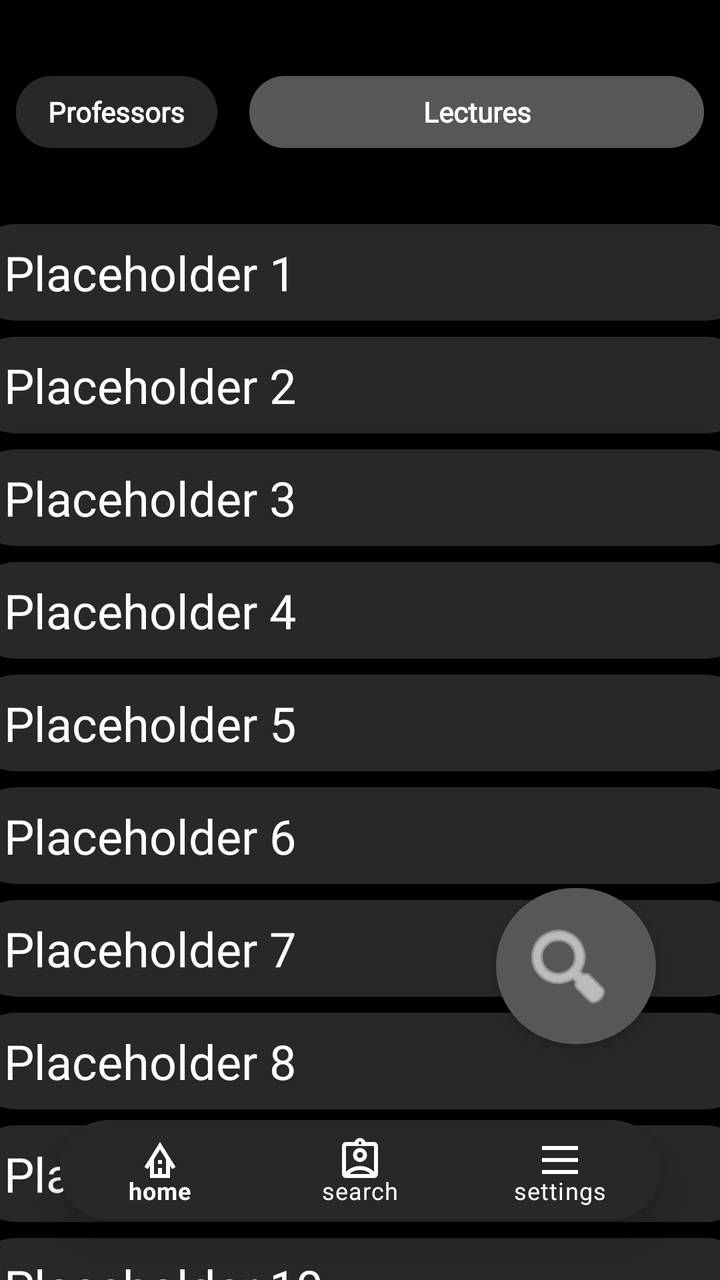
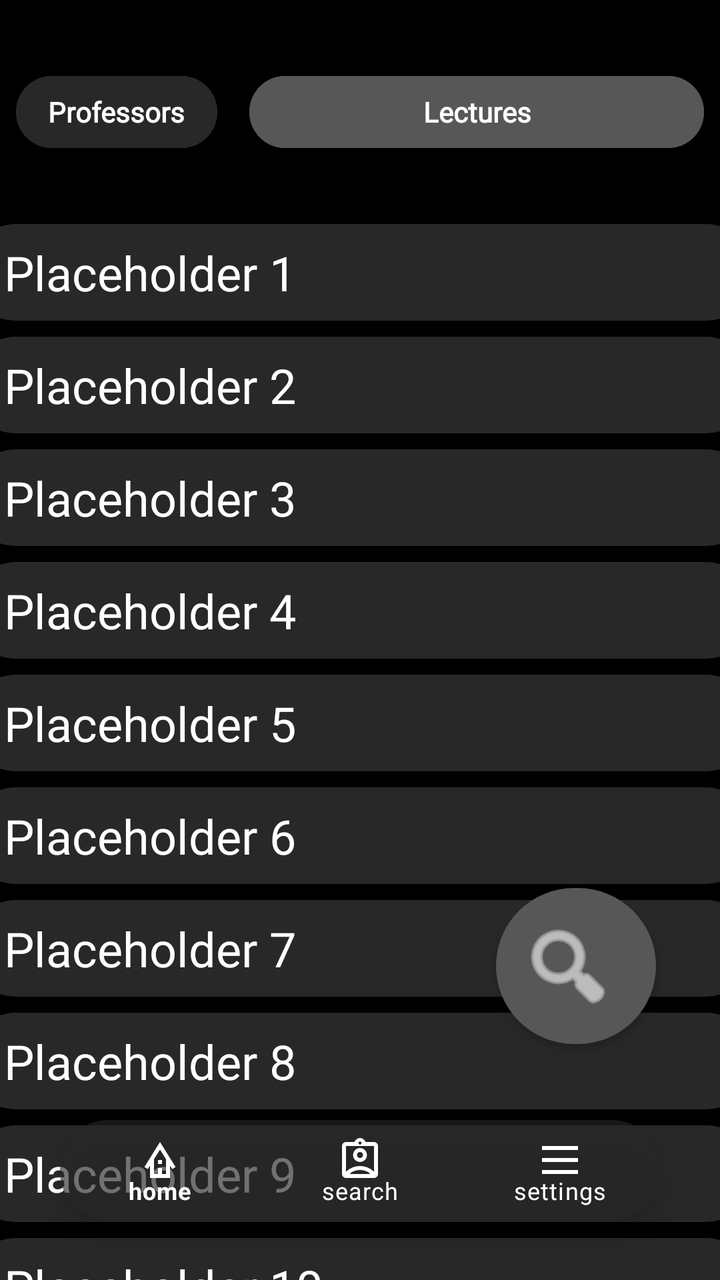

Before-and-after screenshots of an Android layout around one commit, followed by the original layout XML and the change that was made.
<!-- AndroidManifest.xml: application theme Theme.MyApplication_Java -->
<!-- res/layout/activity_lecture_selection.xml -->
<?xml version="1.0" encoding="utf-8"?>
<androidx.constraintlayout.widget.ConstraintLayout xmlns:android="http://schemas.android.com/apk/res/android"
    xmlns:app="http://schemas.android.com/apk/res-auto"
    xmlns:tools="http://schemas.android.com/tools"
    android:layout_width="match_parent"
    android:layout_height="match_parent"
    android:background="#000000">

    <com.google.android.material.button.MaterialButton
        android:id="@+id/lectures_button"
        android:layout_width="0dp"
        android:layout_height="wrap_content"
        android:layout_marginStart="8dp"
        android:layout_marginTop="32dp"
        android:layout_marginEnd="8dp"
        android:backgroundTint="#575757"
        style="@style/text_style"
        android:letterSpacing="0"
        android:paddingTop="8dp"
        android:paddingBottom="8dp"
        android:text="Lectures"
        android:textAlignment="center"
        android:textAllCaps="false"
        android:textColor="#FDFDFD"
        android:textSize="14sp"
        android:textStyle="bold"
        android:typeface="normal"
        app:cornerRadius="24dp"
        app:layout_constraintEnd_toEndOf="parent"
        app:layout_constraintStart_toEndOf="@+id/profs_button"
        app:layout_constraintTop_toTopOf="parent" />

    <com.google.android.material.bottomnavigation.BottomNavigationView
        android:id="@+id/bottomNavigationView2"
        android:layout_width="300dp"
        android:layout_height="50dp"
        android:layout_marginBottom="30dp"
        android:background="@drawable/rounded_box"
        app:itemIconTint="#FFFFFF"
        app:itemTextColor="#FFFFFF"
        app:layout_constraintBottom_toBottomOf="parent"
        app:layout_constraintEnd_toEndOf="parent"
        app:layout_constraintStart_toStartOf="parent"
        app:menu="@menu/bottom_navigation_bar" />

    <com.google.android.material.button.MaterialButton
        android:id="@+id/profs_button"
        android:layout_width="wrap_content"
        android:layout_height="wrap_content"
        android:backgroundTint="#282828"
        android:textAlignment="textStart"
        android:textAllCaps="false"
        android:textColor="#FDFDFD"
        android:textSize="14sp"
        android:textStyle="bold"
        android:typeface="normal"
        app:cornerRadius="24dp"
        android:layout_marginStart="8dp"
        android:layout_marginTop="32dp"
        android:layout_marginEnd="8dp"
        style="@style/text_style"
        android:letterSpacing="0"
        android:text="Professors"
        app:layout_constraintEnd_toStartOf="@+id/lectures_button"
        app:layout_constraintStart_toStartOf="parent"
        app:layout_constraintTop_toTopOf="parent" />

    <ScrollView
        android:id="@+id/scrollView3"
        android:layout_width="409dp"
        android:layout_height="740dp"
        android:layout_marginStart="16dp"
        android:layout_marginTop="16dp"
        android:layout_marginEnd="16dp"
        app:layout_constraintEnd_toEndOf="parent"
        app:layout_constraintStart_toStartOf="parent"
        app:layout_constraintTop_toBottomOf="@+id/profs_button">

        <androidx.constraintlayout.widget.ConstraintLayout
            android:layout_width="match_parent"
            android:layout_height="wrap_content">

            <TextView
                android:id="@+id/prof_placeholder"
                android:layout_width="0dp"
                android:layout_height="wrap_content"
                android:layout_marginStart="8dp"
                android:layout_marginTop="16dp"
                android:layout_marginEnd="8dp"
                android:background="@drawable/rounded_box"
                android:fontFamily="@font/inter_bold"
                android:paddingTop="8dp"
                android:paddingBottom="8dp"
                android:text="   Placeholder 1"
                android:textColor="#FFFFFF"
                android:textSize="24sp"
                app:layout_constraintEnd_toEndOf="parent"
                app:layout_constraintHorizontal_bias="1.0"
                app:layout_constraintStart_toStartOf="parent"
                app:layout_constraintTop_toTopOf="parent" />


            <TextView
                android:id="@+id/prof_placeholder2"
                android:layout_width="0dp"
                android:layout_height="wrap_content"
                android:layout_marginStart="8dp"
                android:layout_marginTop="8dp"
                android:layout_marginEnd="8dp"
                android:background="@drawable/rounded_box"
                android:fontFamily="@font/inter_bold"
                android:paddingTop="8dp"
                android:paddingBottom="8dp"
                android:text="   Placeholder 2"
                android:textColor="#FFFFFF"
                android:textSize="24sp"
                app:layout_constraintEnd_toEndOf="parent"
                app:layout_constraintStart_toStartOf="parent"
                app:layout_constraintTop_toBottomOf="@id/prof_placeholder" />

            <TextView
                android:id="@+id/prof_placeholder3"
                android:layout_width="0dp"
                android:layout_height="wrap_content"
                android:layout_marginStart="8dp"
                android:layout_marginTop="8dp"
                android:layout_marginEnd="8dp"
                android:background="@drawable/rounded_box"
                android:fontFamily="@font/inter_bold"
                android:paddingTop="8dp"
                android:paddingBottom="8dp"
                android:text="   Placeholder 3"
                android:textColor="#FFFFFF"
                android:textSize="24sp"
                app:layout_constraintEnd_toEndOf="parent"
                app:layout_constraintStart_toStartOf="parent"
                app:layout_constraintTop_toBottomOf="@+id/prof_placeholder2" />

            <TextView
                android:id="@+id/prof_placeholder4"
                android:layout_width="0dp"
                android:layout_height="wrap_content"
                android:layout_marginStart="8dp"
                android:layout_marginTop="8dp"
                android:layout_marginEnd="8dp"
                android:background="@drawable/rounded_box"
                android:fontFamily="@font/inter_bold"
                android:paddingTop="8dp"
                android:paddingBottom="8dp"
                android:text="   Placeholder 4"
                android:textColor="#FFFFFF"
                android:textSize="24sp"
                app:layout_constraintEnd_toEndOf="parent"
                app:layout_constraintStart_toStartOf="parent"
                app:layout_constraintTop_toBottomOf="@id/prof_placeholder3" />


            <TextView
                android:id="@+id/prof_placeholder5"
                android:layout_width="0dp"
                android:layout_height="wrap_content"
                android:layout_marginStart="8dp"
                android:layout_marginTop="8dp"
                android:layout_marginEnd="8dp"
                android:background="@drawable/rounded_box"
                android:fontFamily="@font/inter_bold"
                android:paddingTop="8dp"
                android:paddingBottom="8dp"
                android:text="   Placeholder 5"
                android:textColor="#FFFFFF"
                android:textSize="24sp"
                app:layout_constraintEnd_toEndOf="parent"
                app:layout_constraintStart_toStartOf="parent"
                app:layout_constraintTop_toBottomOf="@id/prof_placeholder4" />

            <TextView
                android:id="@+id/prof_placeholder6"
                android:layout_width="0dp"
                android:layout_height="wrap_content"
                android:layout_marginStart="8dp"
                android:layout_marginTop="8dp"
                android:layout_marginEnd="8dp"
                android:background="@drawable/rounded_box"
                android:fontFamily="@font/inter_bold"
                android:paddingTop="8dp"
                android:paddingBottom="8dp"
                android:text="   Placeholder 6"
                android:textColor="#FFFFFF"
                android:textSize="24sp"
                app:layout_constraintEnd_toEndOf="parent"
                app:layout_constraintHorizontal_bias="0.0"
                app:layout_constraintStart_toStartOf="parent"
                app:layout_constraintTop_toBottomOf="@+id/prof_placeholder5" />

            <TextView
                android:id="@+id/prof_placeholder7"
                android:layout_width="0dp"
                android:layout_height="wrap_content"
                android:layout_marginStart="8dp"
                android:layout_marginTop="8dp"
                android:layout_marginEnd="8dp"
                android:background="@drawable/rounded_box"
                android:fontFamily="@font/inter_bold"
                android:paddingTop="8dp"
                android:paddingBottom="8dp"
                android:text="   Placeholder 7"
                android:textColor="#FFFFFF"
                android:textSize="24sp"
                app:layout_constraintEnd_toEndOf="parent"
                app:layout_constraintStart_toStartOf="parent"
                app:layout_constraintTop_toBottomOf="@id/prof_placeholder6" />

            <TextView
                android:id="@+id/prof_placeholder8"
                android:layout_width="0dp"
                android:layout_height="wrap_content"
                android:layout_marginStart="8dp"
                android:layout_marginTop="8dp"
                android:layout_marginEnd="8dp"
                android:background="@drawable/rounded_box"
                android:fontFamily="@font/inter_bold"
                android:paddingTop="8dp"
                android:paddingBottom="8dp"
                android:text="   Placeholder 8"
                android:textColor="#FFFFFF"
                android:textSize="24sp"
                app:layout_constraintEnd_toEndOf="parent"
                app:layout_constraintStart_toStartOf="parent"
                app:layout_constraintTop_toBottomOf="@+id/prof_placeholder7" />

            <TextView
                android:id="@+id/prof_placeholder9"
                android:layout_width="0dp"
                android:layout_height="wrap_content"
                android:layout_marginStart="8dp"
                android:layout_marginTop="8dp"
                android:layout_marginEnd="8dp"
                android:background="@drawable/rounded_box"
                android:fontFamily="@font/inter_bold"
                android:paddingTop="8dp"
                android:paddingBottom="8dp"
                android:text="   Placeholder 9"
                android:textColor="#FFFFFF"
                android:textSize="24sp"
                app:layout_constraintEnd_toEndOf="parent"
                app:layout_constraintStart_toStartOf="parent"
                app:layout_constraintTop_toBottomOf="@id/prof_placeholder8" />


            <TextView
                android:id="@+id/prof_placeholder10"
                android:layout_width="0dp"
                android:layout_height="wrap_content"
                android:layout_marginStart="8dp"
                android:layout_marginTop="8dp"
                android:layout_marginEnd="8dp"
                android:background="@drawable/rounded_box"
                android:fontFamily="@font/inter_bold"
                android:paddingTop="8dp"
                android:paddingBottom="8dp"
                android:text="   Placeholder 10"
                android:textColor="#FFFFFF"
                android:textSize="24sp"
                app:layout_constraintEnd_toEndOf="parent"
                app:layout_constraintStart_toStartOf="parent"
                app:layout_constraintTop_toBottomOf="@id/prof_placeholder9" />

            <TextView
                android:id="@+id/prof_placeholder11"
                android:layout_width="0dp"
                android:layout_height="wrap_content"
                android:layout_marginStart="8dp"
                android:layout_marginTop="8dp"
                android:layout_marginEnd="8dp"
                android:background="@drawable/rounded_box"
                android:fontFamily="@font/inter_bold"
                android:paddingTop="8dp"
                android:paddingBottom="8dp"
                android:text="   Placeholder 11"
                android:textColor="#FFFFFF"
                android:textSize="24sp"
                app:layout_constraintEnd_toEndOf="parent"
                app:layout_constraintHorizontal_bias="0.0"
                app:layout_constraintStart_toStartOf="parent"
                app:layout_constraintTop_toBottomOf="@+id/prof_placeholder10" />


        </androidx.constraintlayout.widget.ConstraintLayout>
    </ScrollView>

    <com.google.android.material.button.MaterialButton
        android:id="@+id/search_button"
        android:layout_width="80dp"
        android:layout_height="90dp"
        android:layout_marginEnd="32dp"
        android:layout_marginBottom="32dp"
        app:backgroundTint="#575757"
        app:cornerRadius="48dp"
        app:icon="@android:drawable/ic_menu_search"
        app:iconGravity="textStart"
        app:iconSize="50dp"
        app:iconTint="@android:color/white"
        app:layout_constraintBottom_toTopOf="@+id/bottomNavigationView2"
        app:layout_constraintEnd_toEndOf="parent"
        app:srcCompat="@android:drawable/ic_menu_search" />

</androidx.constraintlayout.widget.ConstraintLayout>
<!-- resources referenced by this layout -->
<resources>
  <!-- drawable rounded_box (drawable) -->
  <shape xmlns:android="http://schemas.android.com/apk/res/android">
  
      <solid android:color="#282828"/>
  
      <corners android:radius="24dp"/>
  
  </shape>
  <style name="text_style" parent="Widget.MaterialComponents.Button">
          <item name="android:fontFamily">@font/inter_bold</item>
          <item name="android:textAllCaps">false</item>
      </style>
  <style name="Theme.MyApplication_Java" parent="Theme.MaterialComponents.DayNight.DarkActionBar">
          
          <item name="colorPrimary">@color/purple_500</item>
          <item name="colorPrimaryVariant">@color/purple_700</item>
          <item name="colorOnPrimary">@color/white</item>
          
          <item name="colorSecondary">@color/teal_200</item>
          <item name="colorSecondaryVariant">@color/teal_700</item>
          <item name="colorOnSecondary">@color/black</item>
          
          <item name="android:statusBarColor">?attr/colorPrimaryVariant</item>
          
      </style>
  <color name="purple_500">#FF6200EE</color>
  <color name="purple_700">#FF3700B3</color>
  <color name="white">#FFFFFFFF</color>
  <color name="teal_200">#FF03DAC5</color>
  <color name="teal_700">#FF018786</color>
  <color name="black">#FF000000</color>
</resources>

<!-- the commit's change to res/layout/activity_lecture_selection.xml (unified diff, before → after) -->
@@ -35,7 +35,7 @@
         android:layout_width="300dp"
         android:layout_height="50dp"
         android:layout_marginBottom="30dp"
-        android:background="@drawable/rounded_box"
+        android:background="@drawable/bottom_nav_background"
         app:itemIconTint="#FFFFFF"
         app:itemTextColor="#FFFFFF"
         app:layout_constraintBottom_toBottomOf="parent"
<!-- resource entries referenced after the edit -->
@@ -1,5 +1,13 @@
 <!-- resources referenced by this layout -->
 <resources>
+  <!-- drawable bottom_nav_background (drawable) -->
+  <shape xmlns:android="http://schemas.android.com/apk/res/android">
+  
+      <solid android:color="#99282828"/>
+  
+      <corners android:radius="24dp"/>
+  
+  </shape>
   <!-- drawable rounded_box (drawable) -->
   <shape xmlns:android="http://schemas.android.com/apk/res/android">
   
